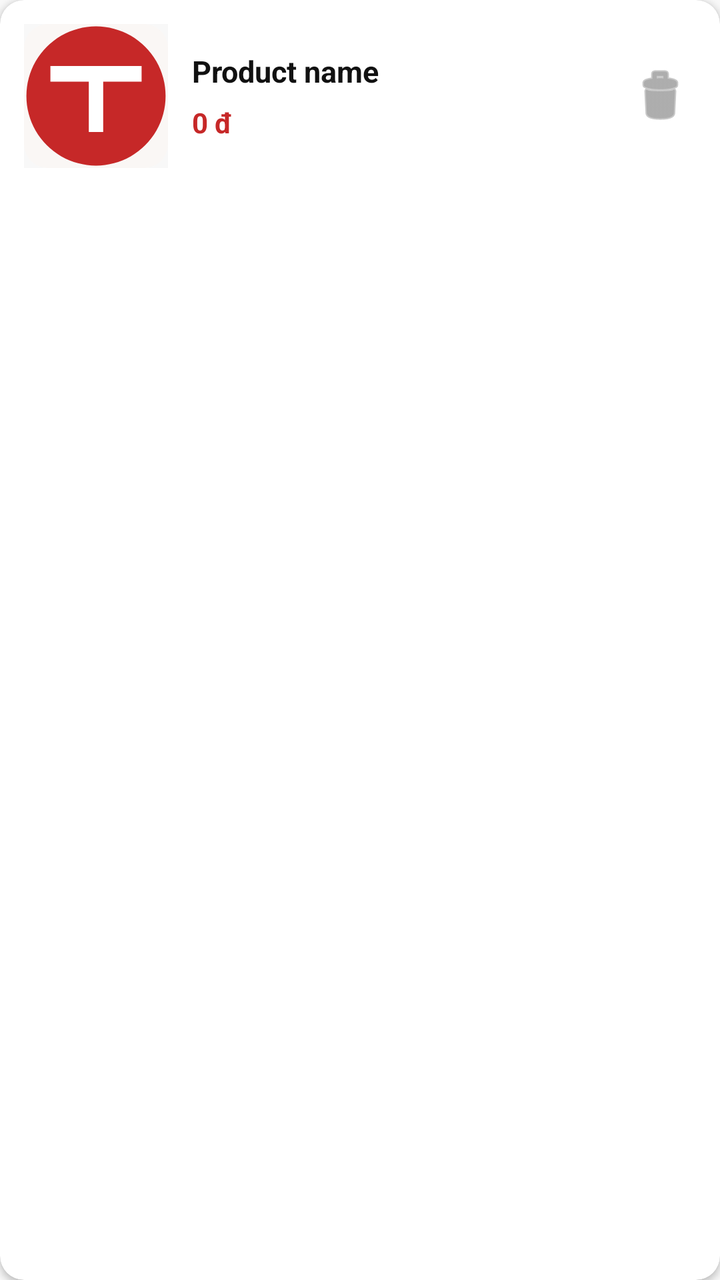
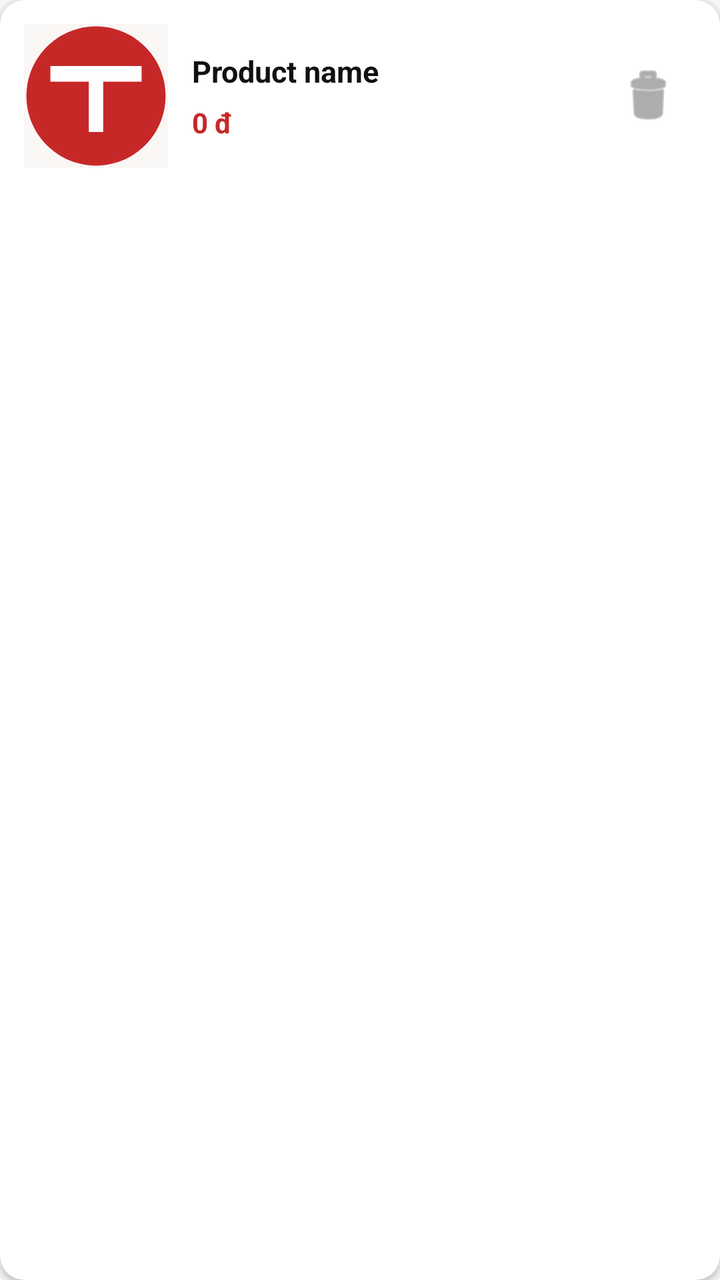

Before-and-after screenshots of an Android layout around one commit, followed by the original layout XML and the change that was made.
<!-- AndroidManifest.xml: application theme Theme.TirTirMCommerce -->
<!-- res/layout/item_wishlist.xml -->
<?xml version="1.0" encoding="utf-8"?>
<androidx.cardview.widget.CardView xmlns:android="http://schemas.android.com/apk/res/android"
    xmlns:app="http://schemas.android.com/apk/res-auto"
    android:layout_width="match_parent"
    android:layout_height="wrap_content"
    android:layout_marginBottom="10dp"
    app:cardCornerRadius="12dp"
    app:cardElevation="2dp"
    app:cardBackgroundColor="@color/tirtir_white">

    <LinearLayout
        android:layout_width="match_parent"
        android:layout_height="wrap_content"
        android:orientation="horizontal"
        android:padding="12dp"
        android:gravity="center_vertical">

        
        <FrameLayout
            android:layout_width="72dp"
            android:layout_height="72dp">

            <ImageView
                android:id="@+id/imgWishlistProduct"
                android:layout_width="72dp"
                android:layout_height="72dp"
                android:scaleType="centerCrop"
                android:background="@color/tirtir_off_white"
                android:src="@drawable/ic_product_placeholder" />

            
            <TextView
                android:id="@+id/tvRestockBadge"
                android:layout_width="wrap_content"
                android:layout_height="wrap_content"
                android:layout_gravity="top|start"
                android:background="@color/tirtir_success"
                android:paddingHorizontal="5dp"
                android:paddingVertical="2dp"
                android:text="Back in stock"
                android:textColor="@color/tirtir_white"
                android:textSize="9sp"
                android:textStyle="bold"
                android:visibility="gone" />

        </FrameLayout>

        
        <LinearLayout
            android:layout_width="0dp"
            android:layout_height="wrap_content"
            android:layout_weight="1"
            android:orientation="vertical"
            android:layout_marginStart="12dp"
            android:layout_marginEnd="8dp">

            <TextView
                android:id="@+id/tvWishlistProductName"
                android:layout_width="match_parent"
                android:layout_height="wrap_content"
                android:text="Product name"
                android:textSize="15sp"
                android:textStyle="bold"
                android:textColor="@color/tirtir_black"
                android:maxLines="2"
                android:ellipsize="end"
                android:layout_marginBottom="6dp" />

            <TextView
                android:id="@+id/tvWishlistProductPrice"
                android:layout_width="wrap_content"
                android:layout_height="wrap_content"
                android:text="0 đ"
                android:textSize="14sp"
                android:textStyle="bold"
                android:textColor="@color/tirtir_red_primary" />

        </LinearLayout>

        
        <ImageButton
            android:id="@+id/btnRemoveWishlist"
            android:layout_width="36dp"
            android:layout_height="36dp"
            android:background="?attr/selectableItemBackgroundBorderless"
            android:src="@android:drawable/ic_menu_delete"
            app:tint="@color/tirtir_text_secondary"
            android:contentDescription="Remove from wishlist" />

    </LinearLayout>

</androidx.cardview.widget.CardView>
<!-- resources referenced by this layout -->
<resources>
  <color name="tirtir_black">#111111</color>
  <color name="tirtir_off_white">#F8F8F8</color>
  <color name="tirtir_red_primary">#C62828</color>
  <color name="tirtir_success">#2E7D32</color>
  <color name="tirtir_text_secondary">#777777</color>
  <color name="tirtir_white">#FFFFFF</color>
  <!-- drawable ic_product_placeholder (drawable) -->
  <?xml version="1.0" encoding="utf-8"?>
  <layer-list xmlns:android="http://schemas.android.com/apk/res/android">
      <item>
          <shape android:shape="rectangle">
              <solid android:color="#FAF7F5" />
              <corners android:radius="12dp" />
          </shape>
      </item>
      <item
          android:width="72dp"
          android:height="72dp"
          android:gravity="center"
          android:drawable="@drawable/ic_tirtir_brand_circle" />
  </layer-list>
  <style name="Theme.TirTirMCommerce" parent="Base.Theme.TirTirMCommerce" />
  <!-- drawable ic_tirtir_brand_circle (drawable) -->
  <?xml version="1.0" encoding="utf-8"?>
  <vector xmlns:android="http://schemas.android.com/apk/res/android"
      android:width="120dp"
      android:height="120dp"
      android:viewportWidth="120"
      android:viewportHeight="120">
  
      
      <path
          android:fillColor="#C62828"
          android:pathData="M60,2 A58,58 0 1,1 59.99,2 Z" />
  
      
      <path
          android:fillColor="#FFFFFF"
          android:pathData="M22,35 L98,35 L98,48 L66,48 L66,90 L54,90 L54,48 L22,48 Z" />
  
  </vector>
  <style name="Base.Theme.TirTirMCommerce" parent="Theme.Material3.DayNight.NoActionBar">
          
          <item name="colorPrimary">@color/tirtir_red_primary</item>
          <item name="colorPrimaryDark">@color/tirtir_red_dark</item>
          <item name="colorPrimaryContainer">@color/tirtir_red_surface</item>
  
          
          <item name="colorOnPrimary">@color/tirtir_white</item>
          <item name="colorOnPrimaryContainer">@color/tirtir_red_primary</item>
  
          
          <item name="colorSecondary">@color/tirtir_black</item>
          <item name="colorOnSecondary">@color/tirtir_white</item>
  
          
          <item name="colorSurface">@color/tirtir_white</item>
          <item name="colorOnSurface">@color/tirtir_black</item>
          <item name="colorSurfaceVariant">@color/tirtir_off_white</item>
  
          
          <item name="android:windowBackground">@color/tirtir_off_white</item>
          <item name="android:statusBarColor">@color/tirtir_white</item>
          <item name="android:windowLightStatusBar">true</item>
  
          
          <item name="colorError">@color/tirtir_error</item>
      </style>
  <color name="tirtir_red_dark">#8E0000</color>
  <color name="tirtir_red_surface">#FFEBEE</color>
  <color name="tirtir_error">#D32F2F</color>
</resources>

<!-- the commit's change to res/layout/item_wishlist.xml (unified diff, before → after) -->
@@ -80,8 +80,8 @@
         
         <ImageButton
             android:id="@+id/btnRemoveWishlist"
-            android:layout_width="36dp"
-            android:layout_height="36dp"
+            android:layout_width="48dp"
+            android:layout_height="48dp"
             android:background="?attr/selectableItemBackgroundBorderless"
             android:src="@android:drawable/ic_menu_delete"
             app:tint="@color/tirtir_text_secondary"
<!-- resource entries referenced after the edit -->
@@ -16,8 +16,8 @@
           </shape>
       </item>
       <item
-          android:width="72dp"
-          android:height="72dp"
+          android:width="52dp"
+          android:height="52dp"
           android:gravity="center"
           android:drawable="@drawable/ic_tirtir_brand_circle" />
   </layer-list>
